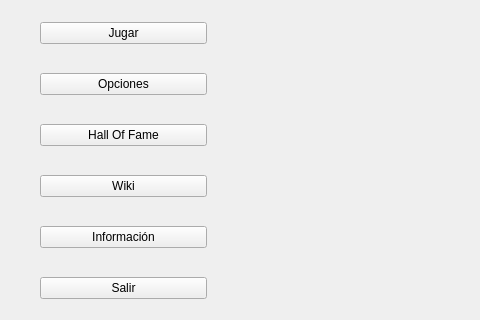
Above: menu_dev/menu.ui from Jason-Vargas/Avatars_VS_Rooks before the change; both pictures show x 0 to 480 and y 155 to 475 of the 800 by 600 pixel window. Below: the same form after it.
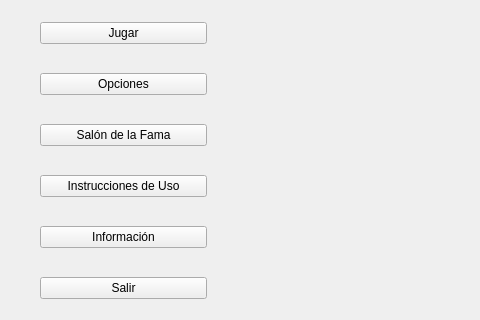
That is the form after the change.

Diff of the .ui file:
```diff
--- a/menu_dev/menu.ui
+++ b/menu_dev/menu.ui
@@ -47,14 +47,14 @@
      <item>
       <widget class="QPushButton" name="btn_halloffame">
        <property name="text">
-        <string>Hall Of Fame</string>
+        <string>Salón de la Fama</string>
        </property>
       </widget>
      </item>
      <item>
       <widget class="QPushButton" name="btn_wiki">
        <property name="text">
-        <string>Wiki</string>
+        <string>Instrucciones de Uso</string>
        </property>
       </widget>
      </item>
```
